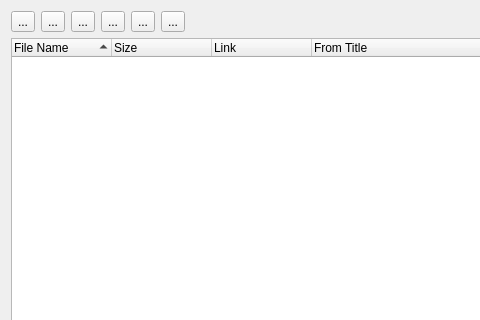
This is cart.ui in androidarduino/verycdgrabber as Qt 5 draws it before an edit; both pictures show x 0 to 480 and y 0 to 320 of the 938 by 671 pixel window. The edited form follows.
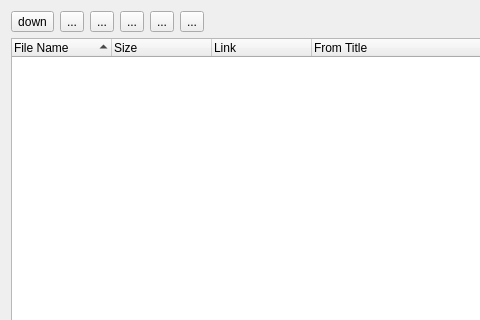
This is the edited form.

Patch:
```diff
--- a/cart.ui
+++ b/cart.ui
@@ -16,9 +16,9 @@
    <item>
     <layout class="QHBoxLayout" name="horizontalLayout" >
      <item>
-      <widget class="QToolButton" name="toolButton" >
-       <property name="text" >
-        <string>...</string>
+      <widget class="QToolButton" name="downButton">
+       <property name="text">
+        <string>down</string>
        </property>
       </widget>
      </item>
```
Left out of the diff: 67 changed lines with no effect on the pictures.
